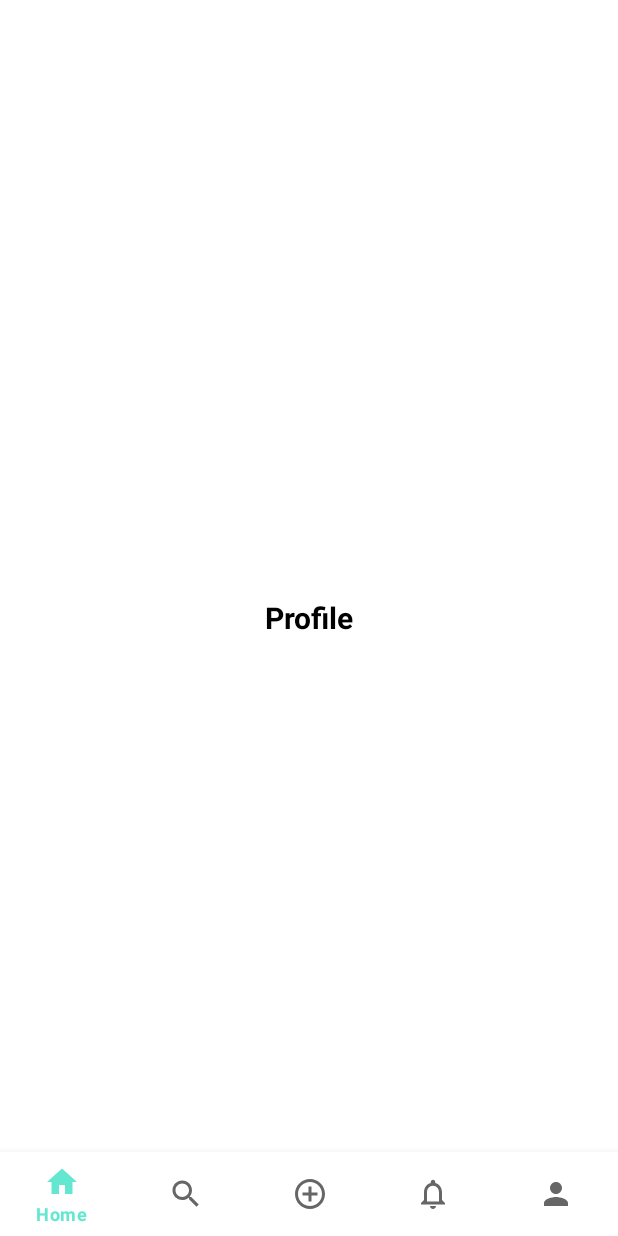
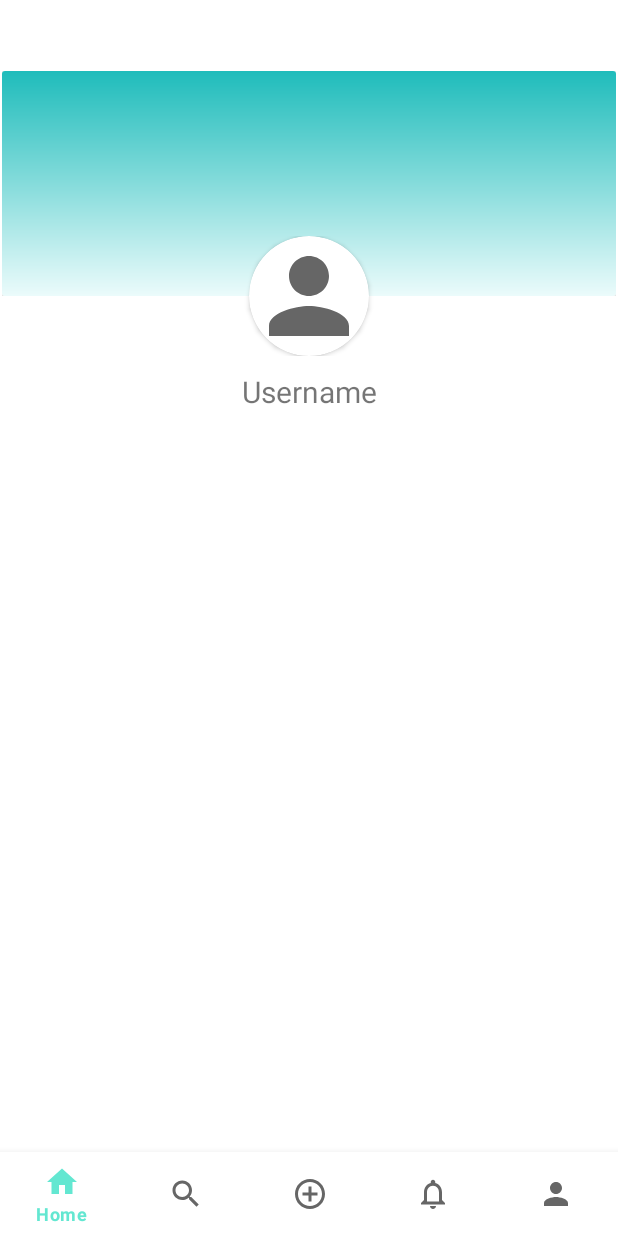
Before and after one commit to Speedwagon-Org/TutorMe, an Android app: the fragment profile_nav placed in its activity, on a phone screen of 412 x 824 dp. Run offline under Robolectric (Android 15) with nearby library versions, the phone set to English and light mode, and no system bars; our stand-ins replace navigation-ui.

Commit message:
Profile design(incomplete)

```diff
--- /dev/null
+++ b/app/src/main/res/drawable/background_profile_color.xml
@@ -0,0 +1,7 @@
+<?xml version="1.0" encoding="utf-8"?>
+<shape xmlns:android="http://schemas.android.com/apk/res/android">
+    <gradient
+        android:startColor="#1FBCBB"
+        android:endColor="@color/polar"
+        android:angle="@integer/material_motion_duration_long_1"/>
+</shape>
--- a/app/src/main/res/layout/fragment_profile_nav.xml
+++ b/app/src/main/res/layout/fragment_profile_nav.xml
@@ -3,22 +3,63 @@
     xmlns:tools="http://schemas.android.com/tools"
     android:layout_width="match_parent"
     android:layout_height="match_parent"
+    xmlns:app="http://schemas.android.com/apk/res-auto"
+    android:orientation="vertical"
     tools:context=".profile_nav">
 
-    <LinearLayout
-        android:id="@+id/linearfragment"
+    <RelativeLayout
         android:layout_width="match_parent"
-        android:layout_height="match_parent"
-        android:orientation="vertical">
+        android:layout_height="wrap_content">
+
+        <androidx.cardview.widget.CardView
+            android:layout_width="match_parent"
+            android:layout_height="150dp"
+            android:background="@color/teal_700">
+            <LinearLayout
+                android:layout_width="match_parent"
+                android:layout_height="match_parent"
+                android:orientation="vertical"
+                android:background="@drawable/background_profile_color">
+
+            </LinearLayout>
+        </androidx.cardview.widget.CardView>
+    </RelativeLayout>
+
+    <RelativeLayout
+        android:layout_width="match_parent"
+        android:layout_height="wrap_content"
+        android:layout_marginTop="-40dp">
+
+        <LinearLayout
+            android:layout_width="match_parent"
+            android:layout_height="wrap_content"
+            android:orientation="vertical">
+
+            <androidx.cardview.widget.CardView
+                android:layout_width="wrap_content"
+                android:layout_height="wrap_content"
+                android:layout_gravity="center"
+                app:cardCornerRadius="50dp">
+
+                <ImageView
+                    android:layout_width="80dp"
+                    android:layout_height="80dp"
+                    android:background="@drawable/ic_baseline_person_24" />
+            </androidx.cardview.widget.CardView>
+        </LinearLayout>
+
+    </RelativeLayout>
+
+    <RelativeLayout
+        android:layout_width="match_parent"
+        android:layout_height="wrap_content">
         <TextView
             android:layout_width="match_parent"
-            android:layout_height="match_parent"
-            android:text="Profile"
-            android:textColor="@color/black"
-            android:textStyle="bold"
+            android:layout_height="wrap_content"
+            android:text="Username"
+            android:textSize="20dp"
             android:gravity="center"
-            android:textSize="20dp"/>
-
-    </LinearLayout>
+            android:layout_marginTop="10dp"/>
+    </RelativeLayout>
 
 </LinearLayout>
```
